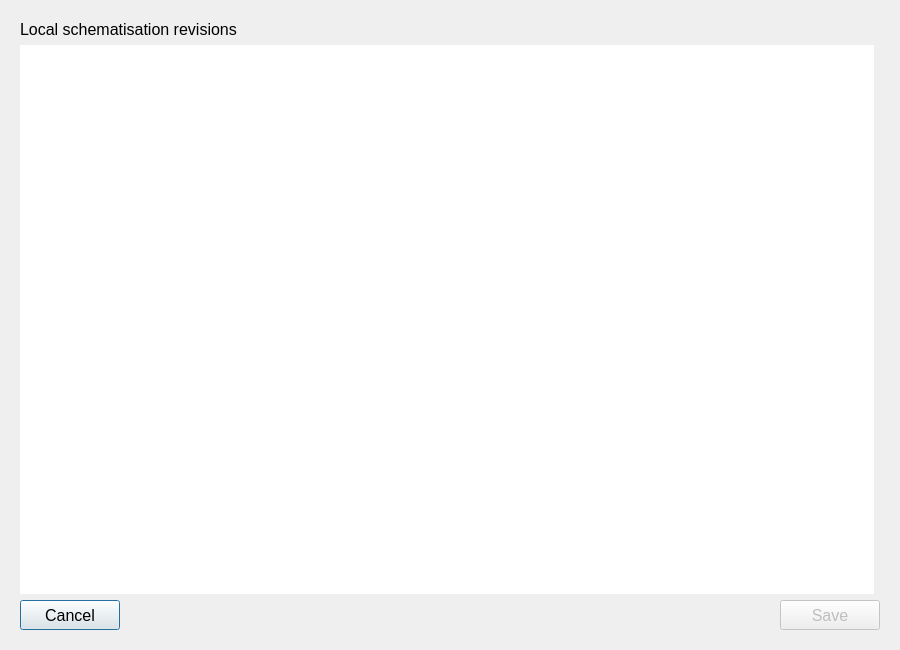
nens/rana-qgis-plugin, file rana_qgis_plugin/simulation/load_schematisation/schematisation_load.ui: the form before one commit.
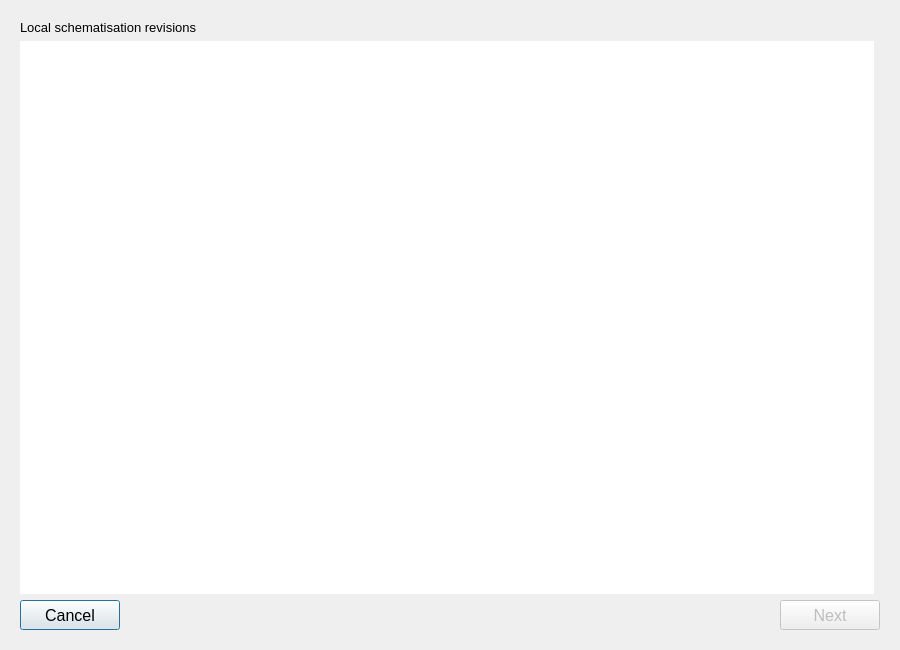
The form after the commit.

Commit message: Modify title, message and button text

What changed in the file:
```diff
--- a/rana_qgis_plugin/simulation/load_schematisation/schematisation_load.ui
+++ b/rana_qgis_plugin/simulation/load_schematisation/schematisation_load.ui
@@ -101,7 +101,7 @@
            </font>
           </property>
           <property name="text">
-           <string>Save</string>
+           <string>Next</string>
           </property>
          </widget>
         </item>
@@ -112,7 +112,7 @@
         <property name="font">
          <font>
           <family>Segoe UI</family>
-          <pointsize>12</pointsize>
+          <pointsize>10</pointsize>
          </font>
         </property>
         <property name="text">
```
The commit also changes 1 other file.
